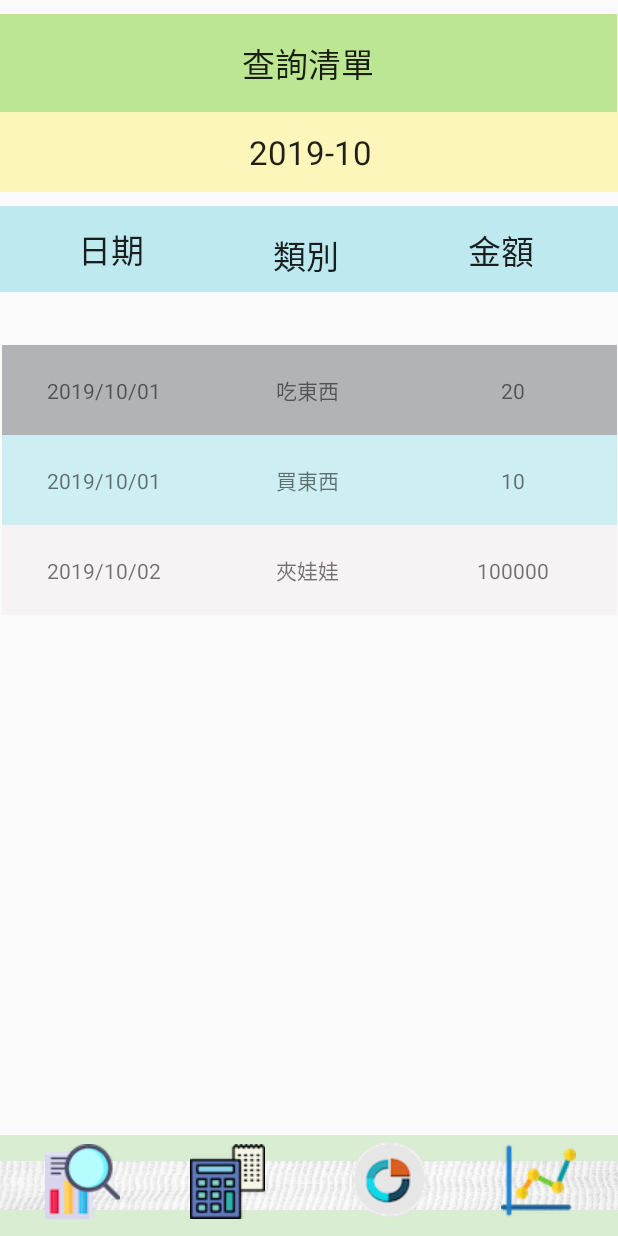
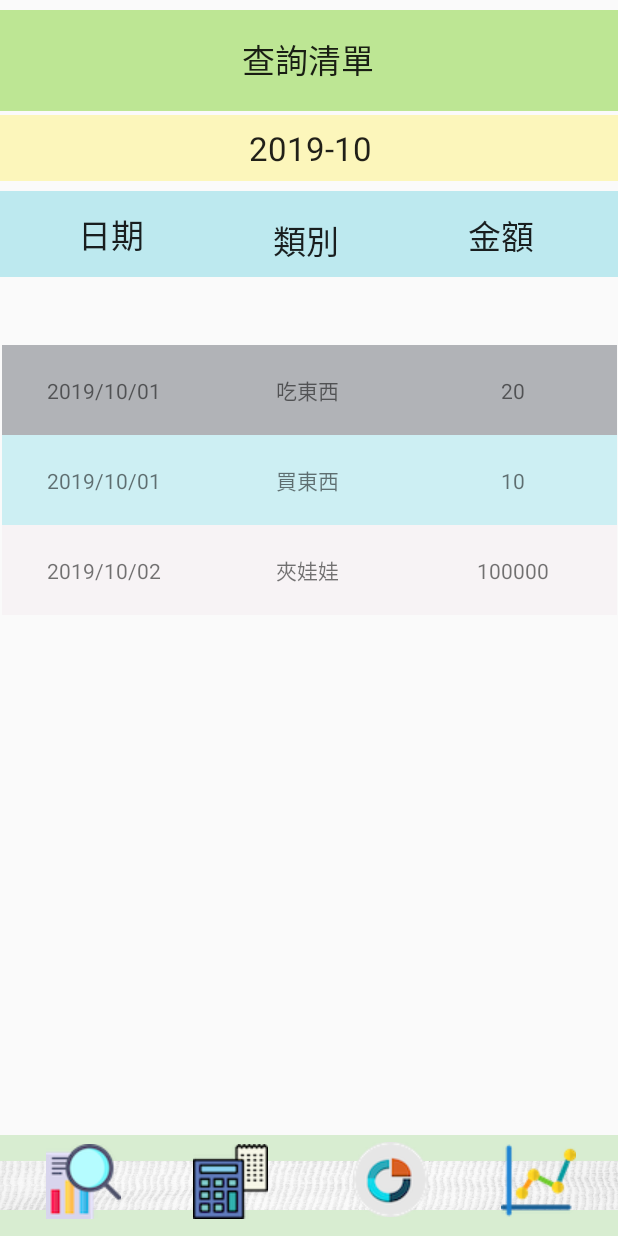
Before and after one commit to linsmac/Once, an Android app: the RecyclervVew screen opened directly, with no data from a screen before it, on a phone screen of 412 x 824 dp. Run offline under Robolectric (Android 15) with nearby library versions, the phone set to English and light mode, and no system bars.

Commit message:
RecycleView bug fix.

```diff
--- a/app/src/main/res/layout/activity_recyclerv_vew.xml
+++ b/app/src/main/res/layout/activity_recyclerv_vew.xml
@@ -36,10 +36,10 @@
 
     <androidx.constraintlayout.widget.ConstraintLayout
         android:id="@+id/constraintLayout1"
-        android:layout_width="411dp"
+        android:layout_width="412dp"
 
 
-        android:layout_height="65dp"
+        android:layout_height="67dp"
         android:background="#9A96DA52"
         app:layout_constraintBottom_toTopOf="@+id/guideline2"
         app:layout_constraintEnd_toEndOf="parent"
@@ -68,7 +68,7 @@
         android:layout_width="wrap_content"
         android:layout_height="wrap_content"
         android:orientation="horizontal"
-        app:layout_constraintGuide_percent="0.090287276" />
+        app:layout_constraintGuide_percent="0.09" />
 
     <androidx.constraintlayout.widget.ConstraintLayout
         android:id="@+id/constraintLayout"
@@ -79,7 +79,9 @@
         android:background="#5C52CADA"
         app:layout_constraintBottom_toTopOf="@+id/guideline5"
         app:layout_constraintEnd_toEndOf="parent"
-        app:layout_constraintTop_toTopOf="@+id/guideline">
+        app:layout_constraintStart_toStartOf="parent"
+        app:layout_constraintTop_toTopOf="@+id/guideline"
+        app:layout_constraintVertical_bias="0.222">
 
 
         <TextView
@@ -123,36 +125,7 @@
         android:layout_width="wrap_content"
         android:layout_height="wrap_content"
         android:orientation="horizontal"
-        app:layout_constraintGuide_percent="0.16142271" />
-
-    <androidx.constraintlayout.widget.ConstraintLayout
-        android:id="@+id/constraintLayout2"
-        android:layout_width="414dp"
-        android:layout_height="53dp"
-        android:background="#54FFEB3B"
-        app:layout_constraintEnd_toEndOf="parent"
-        app:layout_constraintStart_toStartOf="parent"
-        app:layout_constraintTop_toTopOf="@+id/guideline2">
-
-
-        <androidx.constraintlayout.widget.Guideline
-            android:id="@+id/guideline3"
-            android:layout_width="wrap_content"
-            android:layout_height="wrap_content"
-            android:orientation="horizontal"
-            app:layout_constraintGuide_begin="154dp" />
-
-        <TextView
-            android:id="@+id/textView8"
-            android:layout_width="wrap_content"
-            android:layout_height="wrap_content"
-            android:text="2019-10"
-            android:textAppearance="@style/TextAppearance.AppCompat.Large"
-            app:layout_constraintBottom_toBottomOf="parent"
-            app:layout_constraintEnd_toEndOf="parent"
-            app:layout_constraintStart_toStartOf="parent"
-            app:layout_constraintTop_toTopOf="parent" />
-    </androidx.constraintlayout.widget.ConstraintLayout>
+        app:layout_constraintGuide_percent="0.15" />
 
     <androidx.constraintlayout.widget.Guideline
         android:id="@+id/guideline5"
@@ -228,5 +201,35 @@
         android:layout_width="wrap_content"
         android:layout_height="wrap_content"
         android:orientation="vertical"
-        app:layout_constraintGuide_begin="201dp" />
+        app:layout_constraintGuide_percent="0.4914842" />
+
+    <androidx.constraintlayout.widget.ConstraintLayout
+        android:id="@+id/constraintLayout2"
+        android:layout_width="414dp"
+        android:layout_height="44dp"
+        android:background="#54FFEB3B"
+        app:layout_constraintBottom_toTopOf="@+id/guideline"
+        app:layout_constraintEnd_toEndOf="parent"
+        app:layout_constraintStart_toStartOf="parent"
+        app:layout_constraintTop_toTopOf="@+id/guideline2">
+
+
+        <androidx.constraintlayout.widget.Guideline
+            android:id="@+id/guideline3"
+            android:layout_width="wrap_content"
+            android:layout_height="wrap_content"
+            android:orientation="horizontal"
+            app:layout_constraintGuide_begin="154dp" />
+
+        <TextView
+            android:id="@+id/textView8"
+            android:layout_width="wrap_content"
+            android:layout_height="wrap_content"
+            android:text="2019-10"
+            android:textAppearance="@style/TextAppearance.AppCompat.Large"
+            app:layout_constraintBottom_toBottomOf="parent"
+            app:layout_constraintEnd_toEndOf="parent"
+            app:layout_constraintStart_toStartOf="parent"
+            app:layout_constraintTop_toTopOf="parent" />
+    </androidx.constraintlayout.widget.ConstraintLayout>
 </androidx.constraintlayout.widget.ConstraintLayout>
```
